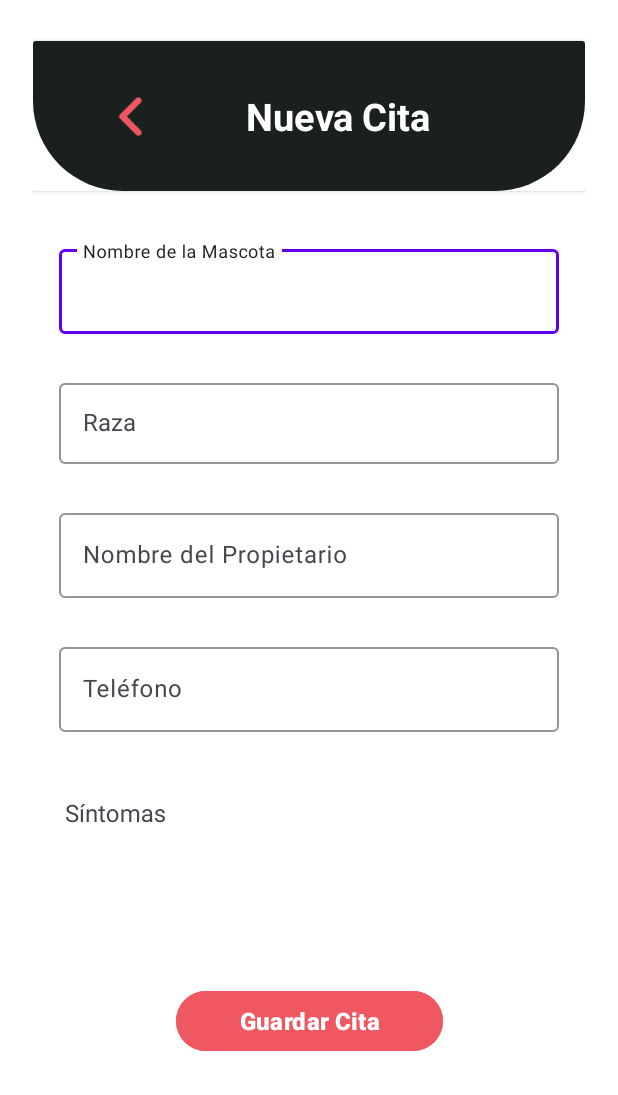
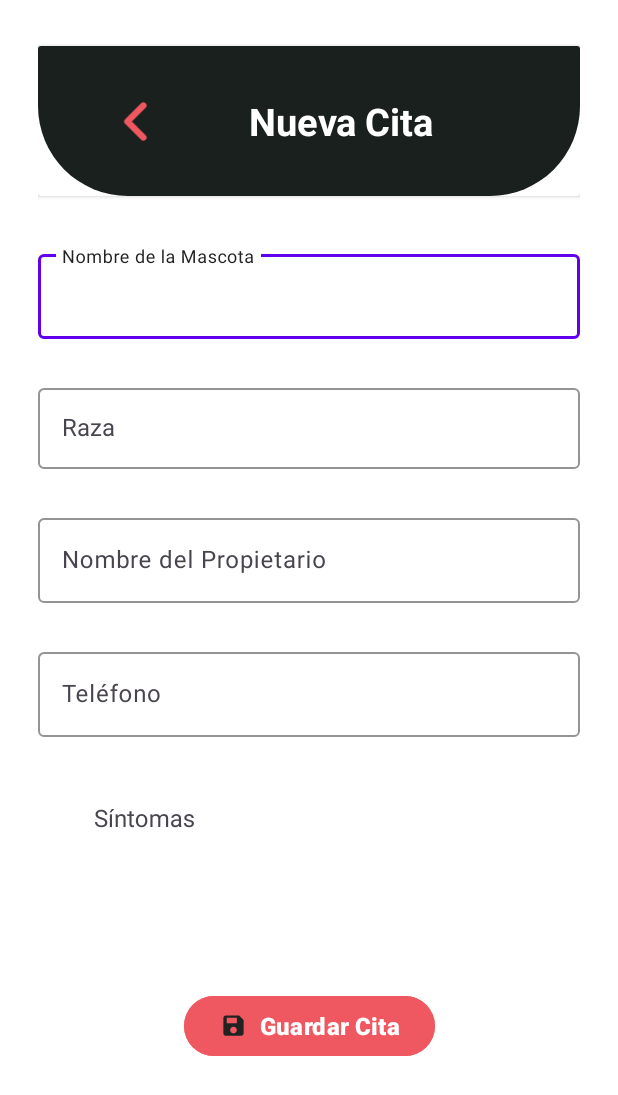
Before and after one commit to AlexanderJAON/EquipoTres, an Android app: the layout fragment_nueva_cita.xml on its own in the app's theme, with its tools: preview values and no code run, on a phone screen of 412 x 824 dp. Shown: the top 1095 px of the screen. Run offline under Robolectric (Android 15) with nearby library versions, the phone set to English and light mode, and no system bars.

Commit message:
Creacion de logica y conexion de componentes

```diff
--- a/app/build.gradle.kts
+++ b/app/build.gradle.kts
@@ -36,6 +36,7 @@ android {
     }
 
     buildFeatures {
+    viewBinding = true
     dataBinding = true
     }
 
--- /dev/null
+++ b/app/src/main/java/com/dogAPPackage/dogapp/model/BreedResponse.kt
@@ -0,0 +1,4 @@
+data class BreedResponse(
+    val message: Map<String, List<String>>,
+    val status: String
+)
--- a/app/src/main/res/layout/fragment_nueva_cita.xml
+++ b/app/src/main/res/layout/fragment_nueva_cita.xml
@@ -7,19 +7,18 @@
         <variable
             name="viewModel"
             type="com.dogAPPackage.dogapp.viewmodel.AppointmentViewModel" />
-
     </data>
 
     <androidx.constraintlayout.widget.ConstraintLayout
         android:layout_width="match_parent"
         android:layout_height="match_parent"
         android:background="@android:color/white"
-        android:padding="22dp"
+        android:padding="25dp"
         tools:context=".view.fragment.NuevaCitaFragment">
 
         <androidx.cardview.widget.CardView
             android:id="@+id/toolbar"
-            android:layout_width="2.3in"
+            android:layout_width="match_parent"
             android:layout_height="100dp"
             android:layout_marginTop="5dp"
             app:cardPreventCornerOverlap="false"
@@ -60,10 +59,9 @@
             </androidx.constraintlayout.widget.ConstraintLayout>
         </androidx.cardview.widget.CardView>
 
-
         <com.google.android.material.textfield.TextInputLayout
             android:id="@+id/tilNombreMascota"
-            android:layout_width="150pt"
+            android:layout_width="0dp"
             android:layout_height="wrap_content"
             android:layout_marginTop="33dp"
             android:hint="Nombre de la Mascota"
@@ -83,7 +81,7 @@
 
         <com.google.android.material.textfield.TextInputLayout
             android:id="@+id/tilRaza"
-            android:layout_width="150pt"
+            android:layout_width="0dp"
             android:layout_height="wrap_content"
             android:layout_marginTop="27dp"
             app:boxStrokeColor="@color/purple"
@@ -105,7 +103,7 @@
 
         <com.google.android.material.textfield.TextInputLayout
             android:id="@+id/tilNombrePropietario"
-            android:layout_width="150pt"
+            android:layout_width="0dp"
             android:layout_height="wrap_content"
             android:layout_marginTop="27dp"
             android:hint="Nombre del Propietario"
@@ -125,7 +123,7 @@
 
         <com.google.android.material.textfield.TextInputLayout
             android:id="@+id/tilTelefono"
-            android:layout_width="150pt"
+            android:layout_width="0dp"
             android:layout_height="wrap_content"
             android:layout_marginTop="27dp"
             android:hint="Teléfono"
@@ -145,13 +143,12 @@
 
         <com.google.android.material.textfield.TextInputLayout
             android:id="@+id/tilSintomas"
-            android:layout_width="match_parent"
+            android:layout_width="0dp"
             android:layout_height="wrap_content"
             android:layout_marginTop="25dp"
-            android:layout_marginStart="16dp"
-            android:layout_marginEnd="150dp"
+            android:layout_marginStart="32dp"
+            android:layout_marginEnd="32dp"
             android:hint="Síntomas"
-
             app:layout_constraintTop_toBottomOf="@id/tilTelefono"
             app:layout_constraintStart_toStartOf="parent"
             app:layout_constraintEnd_toEndOf="parent">
@@ -170,10 +167,9 @@
                 android:textSize="16sp" />
         </com.google.android.material.textfield.TextInputLayout>
 
-
-        <Button
+        <com.google.android.material.button.MaterialButton
             android:id="@+id/btnGuardar"
-            android:layout_width="80pt"
+            android:layout_width="wrap_content"
             android:layout_height="wrap_content"
             android:layout_marginTop="90dp"
             android:backgroundTint="@color/pink"
@@ -181,11 +177,11 @@
             android:textColor="@android:color/white"
             android:textStyle="bold"
             android:textSize="16sp"
-            android:drawableStart="@drawable/ic_guardar"
             android:drawablePadding="8dp"
+            app:icon="@drawable/ic_guardar"
+            app:iconTint="@color/gris"
             app:layout_constraintTop_toBottomOf="@id/tilSintomas"
             app:layout_constraintStart_toStartOf="parent"
             app:layout_constraintEnd_toEndOf="parent" />
-
     </androidx.constraintlayout.widget.ConstraintLayout>
 </layout>
```
Also changed, not shown: app/src/main/java/com/dogAPPackage/dogapp/view/fragment/AddAppointmentFragment.kt (+60 -1 lines), app/src/main/res/values/strings.xml (+9 -1 lines).
